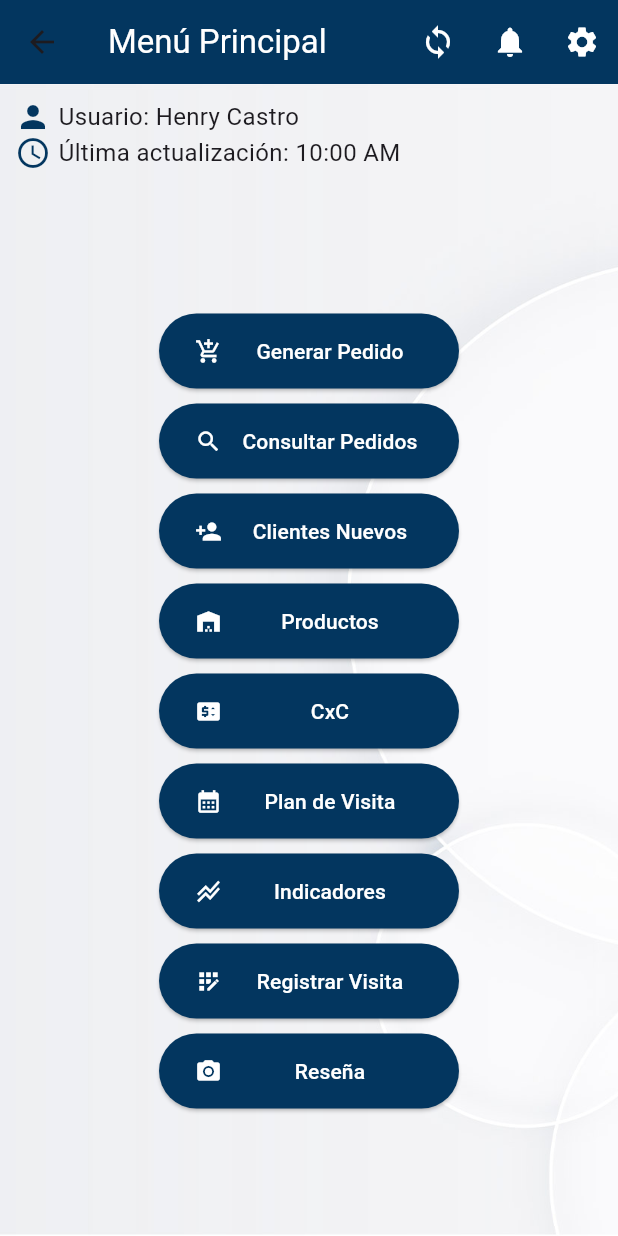
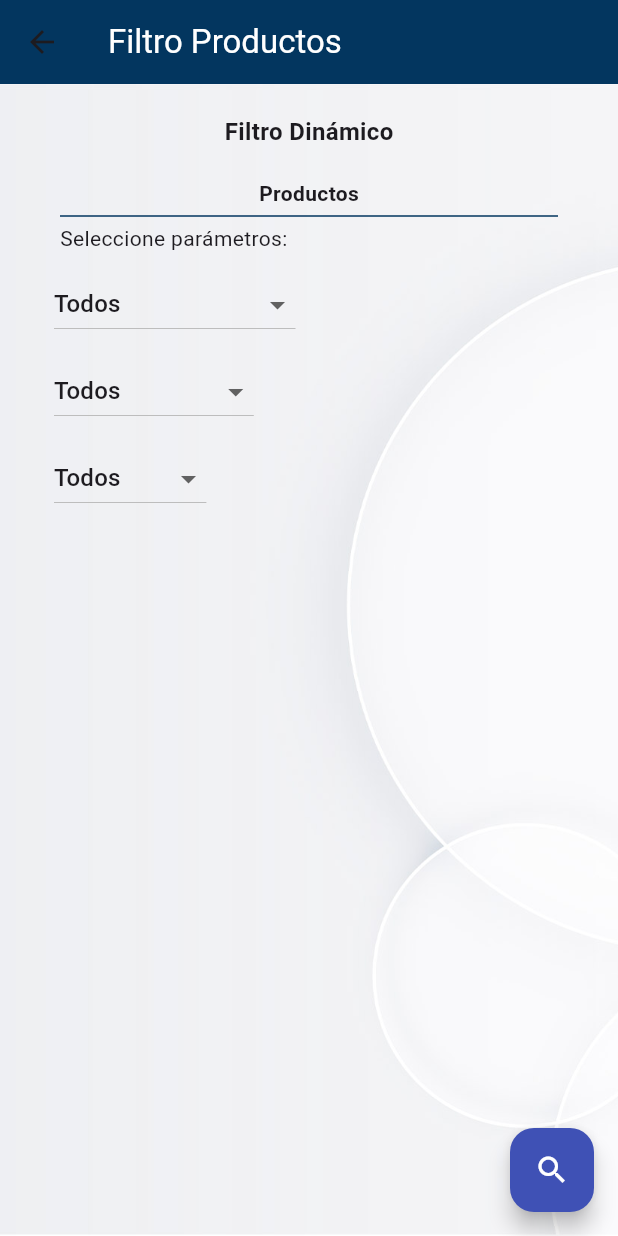
Before and after one commit to henryjcastro1/proyecto_prueba, a Flutter app: the MenuPage screen opened directly, after a tap on "Productos", on a phone screen of 412 x 824 dp. Run offline on Flutter 3.47's test engine with Material 3 defaults, Android fonts, the phone set to English and light mode, and no system bars; missing offline and left inert: flutter_date_pickers.

Commit message:
2da subida

```diff
--- /dev/null
+++ b/lib/catalogo_productos.dart
@@ -0,0 +1,157 @@
+import 'package:flutter/material.dart';
+import 'lista_de_productos_catalogo.dart';
+
+class CatalogoProductosScreen extends StatefulWidget {
+  final Color iconColor = const Color.fromARGB(255, 3, 54, 95);
+
+  @override
+  _CatalogoProductosScreenState createState() =>
+      _CatalogoProductosScreenState();
+}
+
+class _CatalogoProductosScreenState extends State<CatalogoProductosScreen> {
+  String _selectedOption1 = 'Todos'; // Opción seleccionada por defecto para el primer DropdownButton
+  String _selectedOption2 = 'Todos'; // Opción seleccionada por defecto para el segundo DropdownButton
+  String _selectedOption3 = 'Todos';
+
+
+  @override
+  Widget build(BuildContext context) {
+    return Scaffold(
+      appBar: AppBar(
+        backgroundColor: widget.iconColor,
+        title: Text(
+          'Filtro Productos',
+          style: TextStyle(color: Colors.white),
+        ),
+      ),
+      body: Container(
+        decoration: BoxDecoration(
+          image: DecorationImage(
+            image: AssetImage('assets/fondofmapp.jpg'),
+            fit: BoxFit.cover,
+          ),
+        ),
+        padding: EdgeInsets.symmetric(horizontal: 20),
+        child: Column(
+          crossAxisAlignment: CrossAxisAlignment.center,
+          children: [
+            SizedBox(height: 20),
+            Text(
+              'Filtro Dinámico',
+              style: TextStyle(
+                fontSize: 16,
+                fontWeight: FontWeight.bold,
+              ),
+            ),
+            SizedBox(height: 20),
+            Text(
+              'Productos',
+              style: TextStyle(
+                fontSize: 14,
+                fontWeight: FontWeight.bold,
+              ),
+            ),
+            const Divider(
+              color: const Color.fromARGB(255, 3, 54, 95),
+              thickness: 1,
+              height: 10,
+              indent: 20,
+              endIndent: 20,
+            ),
+            Padding(
+              padding: EdgeInsets.only(left: 20),
+              child: Align(
+                alignment: Alignment.centerLeft,
+                child: Text(
+                  'Seleccione parámetros:',
+                  style: TextStyle(
+                    fontSize: 14,
+                  ),
+                ),
+              ),
+            ),
+            SizedBox(height: 10),
+            Padding(
+              padding: EdgeInsets.symmetric(horizontal: 16.0), // Ajusta el valor de acuerdo a tus necesidades
+              child: Align(
+                alignment: Alignment.centerLeft,
+                child: DropdownButton<String>(
+                  value: _selectedOption1,
+                  onChanged: (String? newValue) {
+                    setState(() {
+                      _selectedOption1 = newValue!;
+                    });
+                  },
+                  items: <String>['Todos', 'Con Disponibilidad', 'Sin Disponibilidad']
+                      .map<DropdownMenuItem<String>>((String value) {
+                    return DropdownMenuItem<String>(
+                      value: value,
+                      child: Text(value),
+                    );
+                  }).toList(),
+                ),
+              ),
+            ),
+            SizedBox(height: 10), // Añade espacio entre los DropdownButtons
+            Padding(
+              padding: EdgeInsets.symmetric(horizontal: 16.0), // Ajusta el valor de acuerdo a tus necesidades
+              child: Align(
+                alignment: Alignment.centerLeft,
+                child: DropdownButton<String>(
+                  value: _selectedOption2,
+                  onChanged: (String? newValue) {
+                    setState(() {
+                      _selectedOption2 = newValue!;
+                    });
+                  },
+                  items: <String>['Todos', 'Con descuento', 'Sin descuento']
+                      .map<DropdownMenuItem<String>>((String value) {
+                    return DropdownMenuItem<String>(
+                      value: value,
+                      child: Text(value),
+                    );
+                  }).toList(),
+                ),
+              ),
+            ),
+            SizedBox(height: 10), // Añade espacio entre los DropdownButtons
+            Padding(
+              padding: EdgeInsets.symmetric(horizontal: 16.0), // Ajusta el valor de acuerdo a tus necesidades
+              child: Align(
+                alignment: Alignment.centerLeft,
+                child: DropdownButton<String>(
+                  value: _selectedOption3,
+                  onChanged: (String? newValue) {
+                    setState(() {
+                      _selectedOption3 = newValue!;
+                    });
+                  },
+                  items: <String>['Todos', 'Almacén 1', 'Almacén 2']
+                      .map<DropdownMenuItem<String>>((String value) {
+                    return DropdownMenuItem<String>(
+                      value: value,
+                      child: Text(value),
+                    );
+                  }).toList(),
+                ),
+              ),
+            ),
+          ],
+        ),
+      ),
+        floatingActionButton: FloatingActionButton(
+          onPressed: () {
+            Navigator.push(
+              context,
+              MaterialPageRoute(
+                  builder: (context) => ListaProductosCatalogo()),
+            );// Navegar a una nueva pantalla
+          },
+          child: Icon(Icons.search, color: Colors.white),
+          backgroundColor: Colors.indigo,
+        ),
+
+    );
+  }
+}
--- a/lib/menu.dart
+++ b/lib/menu.dart
@@ -4,6 +4,7 @@ import 'notificaciones.dart';
 import 'configuracion.dart';
 import 'filtro_pedidos.dart';
 import 'filtro_clientes_nuevos.dart';
+import 'catalogo_productos.dart';
 
 class MenuPage extends StatelessWidget {
   @override
@@ -217,8 +218,10 @@ class MenuPage extends StatelessWidget {
                     SizedBox(height: 10), // Separación entre los botones
                     ElevatedButton(
                       onPressed: () {
-                        // Acción que deseas realizar cuando se presione el botón
-                        // Ejemplo: Navegar a la primera ventana
+                        Navigator.push(
+                            context,
+                            MaterialPageRoute(
+                            builder: (context) => CatalogoProductosScreen()),);
                       },
                       child: Row(
                         children: [
```
Also changed, not shown: lib/consulta_presupuestos.dart (added, +69 -0 lines), lib/filtro_clientes_nuevos.dart (+17 -19 lines), lib/lista_de_productos_catalogo.dart (added, +121 -0 lines).
